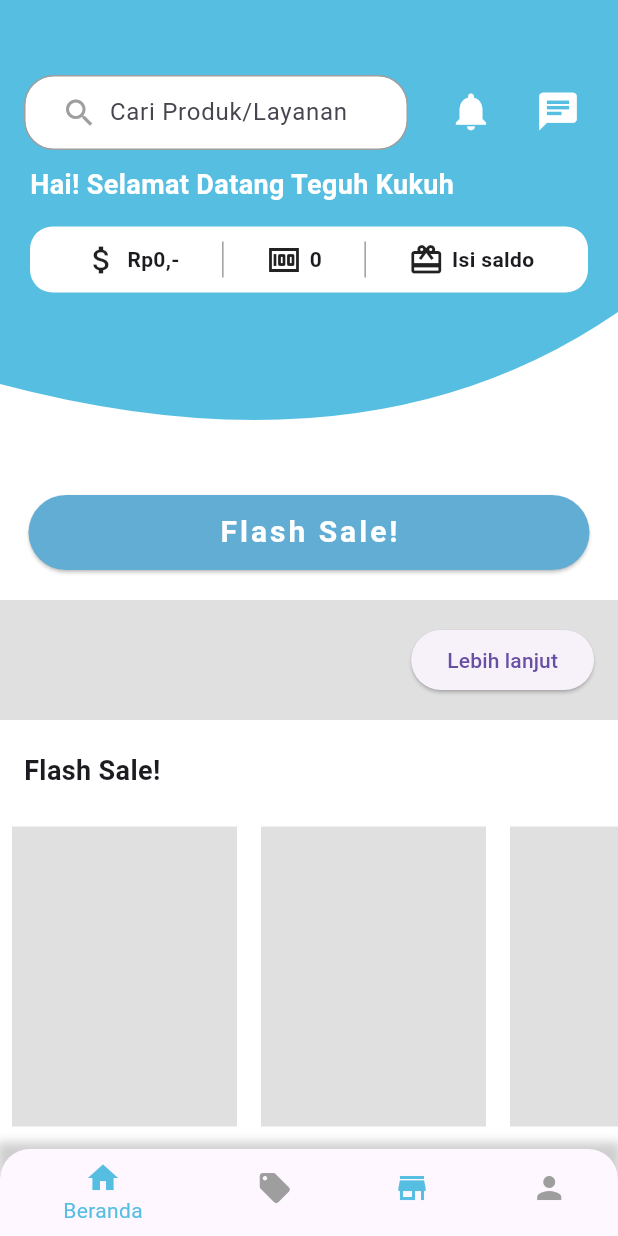
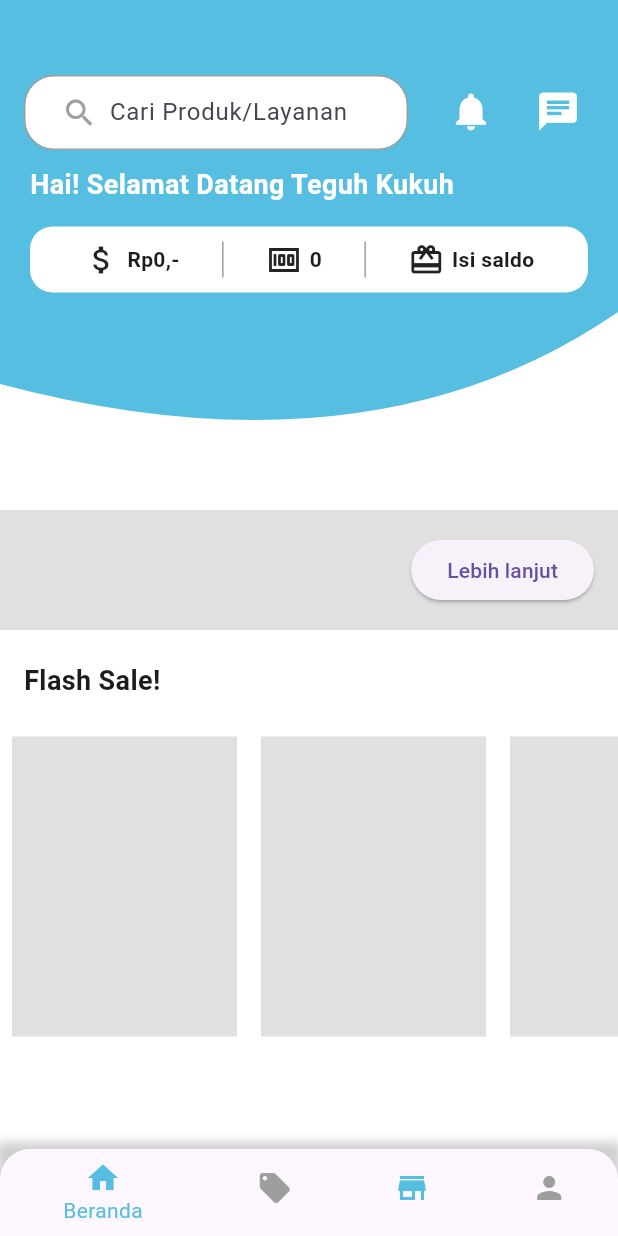
Before and after one commit to yogaacor/SiMontir, a Flutter app: the HomePage screen opened directly, on a phone screen of 412 x 824 dp. Run offline on Flutter 3.47's test engine with Material 3 defaults, Android fonts, the phone set to English and light mode, and no system bars.

Commit message:
market revisi

```diff
--- a/lib/market.dart
+++ b/lib/market.dart
@@ -108,31 +108,6 @@ class _HomePageState extends State<HomePage> {
                           ),
                         ),
                       ],
-                    ),
-                  ),
-                ),
-              ),
-              SizedBox(height: 10), // Adjusted to place the button just below the semicircle
-              Padding(
-                padding: const EdgeInsets.symmetric(horizontal: 19.0),
-                child: ElevatedButton(
-                  style: ElevatedButton.styleFrom(
-                    backgroundColor: Color.fromARGB(255, 98, 173, 211), // slightly darker blue
-                    minimumSize: Size(double.infinity, 50),
-                  ),
-                  onPressed: () {
-                    // Navigator.push(
-                    //   context,
-                    //   MaterialPageRoute(builder: (context) => DetailPesanPage()),
-                    // );
-                  },
-                  child: Text(
-                    'Flash Sale!',
-                    style: TextStyle(
-                      color: Colors.white,
-                      fontWeight: FontWeight.bold,
-                      fontSize: 20, // Increase font size
-                      letterSpacing: 2.0, // Add letter spacing
                     ),
                   ),
                 ),
@@ -252,12 +227,13 @@ class _HomePageState extends State<HomePage> {
     );
   }
 }
+class SearchBarWithIcons extends StatelessWidget {
+  const SearchBarWithIcons({super.key});
 
-class SearchBarWithIcons extends StatelessWidget {
   @override
   Widget build(BuildContext context) {
     return Container(
-      padding: EdgeInsets.symmetric(horizontal: 8),
+      padding: const EdgeInsets.symmetric(horizontal: 8),
       decoration: BoxDecoration(
         color: Colors.white,
         borderRadius: BorderRadius.circular(20),
@@ -265,11 +241,11 @@ class SearchBarWithIcons extends StatelessWidget {
       ),
       child: Row(
         children: [
-          SizedBox(width: 16), // Adjusted for better alignment
-          Icon(Icons.search, color: Colors.grey),
+          const SizedBox(width: 16),
+          const Icon(Icons.search, color: Colors.grey),
           Expanded(
             child: TextField(
-              decoration: InputDecoration(
+              decoration: const InputDecoration(
                 hintText: 'Cari Produk/Layanan',
                 border: InputBorder.none,
                 contentPadding: EdgeInsets.symmetric(horizontal: 8),
```
